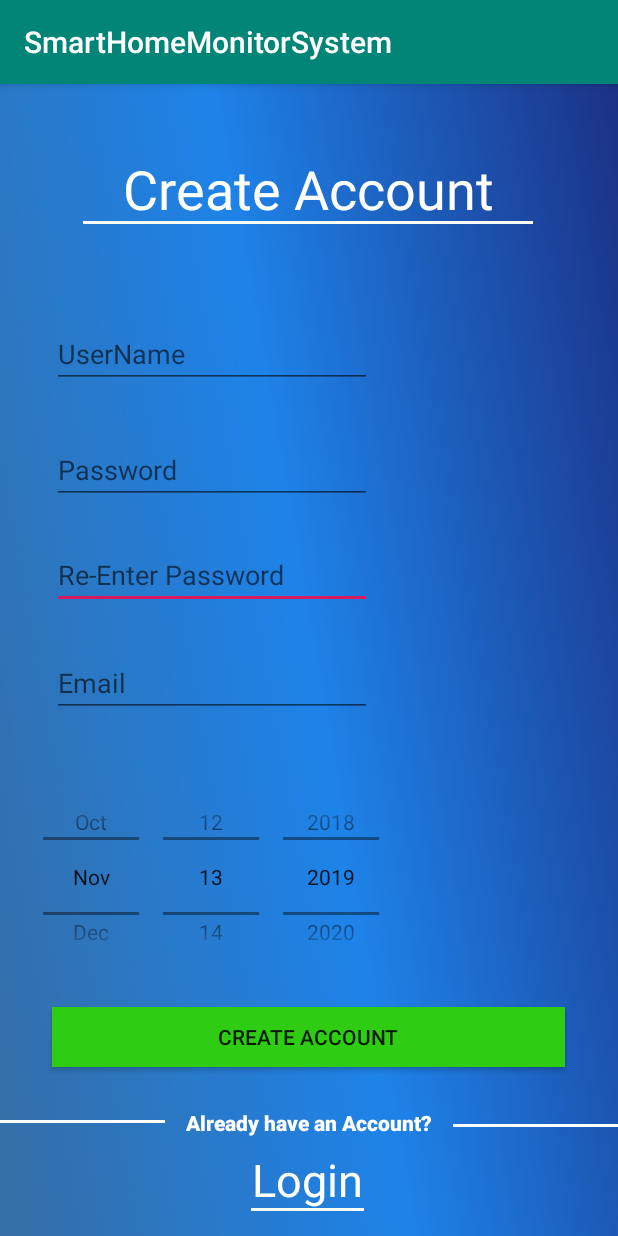
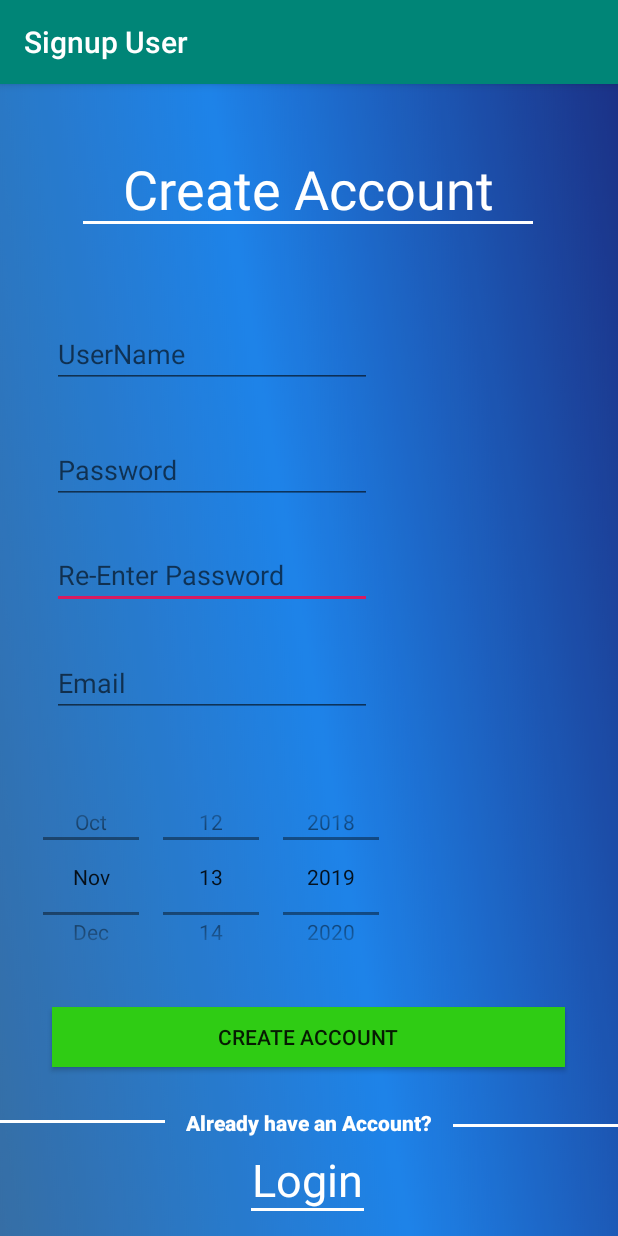
Before and after one commit to getLiauba/SmartHomeSoftwarePRoject, an Android app: the Register screen opened directly, with no data from a screen before it, on a phone screen of 412 x 824 dp. Run offline under Robolectric (Android 15) with nearby library versions, the light colour scheme and no system bars; our stand-ins replace Firebase (no records; nobody signed in at launch, a user with empty details on screens opened directly).

Commit message:
Changed the file settings.java to signup.java. I also added more navTitles to the other .java files.

```diff
--- a/app/src/main/AndroidManifest.xml
+++ b/app/src/main/AndroidManifest.xml
@@ -23,7 +23,7 @@
         </activity>
         <activity android:name="com.smarthomemonitorsystem1.Navbar" />
         <activity android:name="com.smarthomemonitorsystem1.home_screen" />
-        <activity android:name="com.smarthomemonitorsystem1.Settings" />
+        <activity android:name="com.smarthomemonitorsystem1.Signup" />
         <activity android:name="com.smarthomemonitorsystem1.Forgetpassword1" />
         <activity android:name="com.smarthomemonitorsystem1.MainActivity">
             <intent-filter>
--- a/app/src/main/java/com/smarthomemonitorsystem1/Forgetpassword1.java
+++ b/app/src/main/java/com/smarthomemonitorsystem1/Forgetpassword1.java
@@ -1,5 +1,6 @@
 package com.smarthomemonitorsystem1;
 
+import androidx.appcompat.app.ActionBar;
 import androidx.appcompat.app.AppCompatActivity;
 
 import android.content.Intent;
@@ -17,6 +18,8 @@ public class Forgetpassword1 extends AppCompatActivity {
     protected void onCreate(Bundle savedInstanceState) {
         super.onCreate(savedInstanceState);
         setContentView(R.layout.activity_forgetpassword1);
+        ActionBar actionBar = getSupportActionBar();
+        actionBar.setTitle("Password Reset");
 
 
         plogin = (TextView) findViewById(R.id.pLogin);
--- a/app/src/main/java/com/smarthomemonitorsystem1/Navbar.java
+++ b/app/src/main/java/com/smarthomemonitorsystem1/Navbar.java
@@ -8,7 +8,6 @@ import android.os.Bundle;
 import android.view.MenuItem;
 
 import com.google.android.material.bottomnavigation.BottomNavigationView;
-import com.smarthomemonitorsystem1.R;
 
 public class Navbar extends AppCompatActivity {
 
@@ -38,7 +37,7 @@ public class Navbar extends AppCompatActivity {
                             break;
 
                         case R.id.nav_settings:
-                            selectedFragment = new Settings();
+                            selectedFragment = new Signup();
                             break;
                     }
                     getSupportFragmentManager().beginTransaction().replace(R.id.fragment_container,selectedFragment).commit();
--- a/app/src/main/java/com/smarthomemonitorsystem1/Register.java
+++ b/app/src/main/java/com/smarthomemonitorsystem1/Register.java
@@ -1,6 +1,7 @@
 package com.smarthomemonitorsystem1;
 
 import androidx.annotation.NonNull;
+import androidx.appcompat.app.ActionBar;
 import androidx.appcompat.app.AppCompatActivity;
 
 import android.content.Intent;
@@ -44,6 +45,8 @@ public class Register extends AppCompatActivity {
     protected void onCreate(Bundle savedInstanceState) {
         super.onCreate(savedInstanceState);
         setContentView(R.layout.activity_register);
+        ActionBar actionBar = getSupportActionBar();
+        actionBar.setTitle("Signup User");
         findAllViewsfromLayout();
         getDatabase();
 
--- a/app/src/main/java/com/smarthomemonitorsystem1/Settings.java
+++ b/app/src/main/java/com/smarthomemonitorsystem1/Signup.java
@@ -12,7 +12,7 @@ import android.view.ViewGroup;
 
 import com.smarthomemonitorsystem1.R;
 
-public class Settings extends Fragment {
+public class Signup extends Fragment {
 
     @Nullable
     @Override
--- a/app/src/main/res/layout/activity_settings.xml
+++ b/app/src/main/res/layout/activity_settings.xml
@@ -4,7 +4,7 @@
     xmlns:tools="http://schemas.android.com/tools"
     android:layout_width="match_parent"
     android:layout_height="match_parent"
-    tools:context="com.smarthomemonitorsystem1.Settings">
+    tools:context="com.smarthomemonitorsystem1.Signup">
 
 
     <TextView
```
